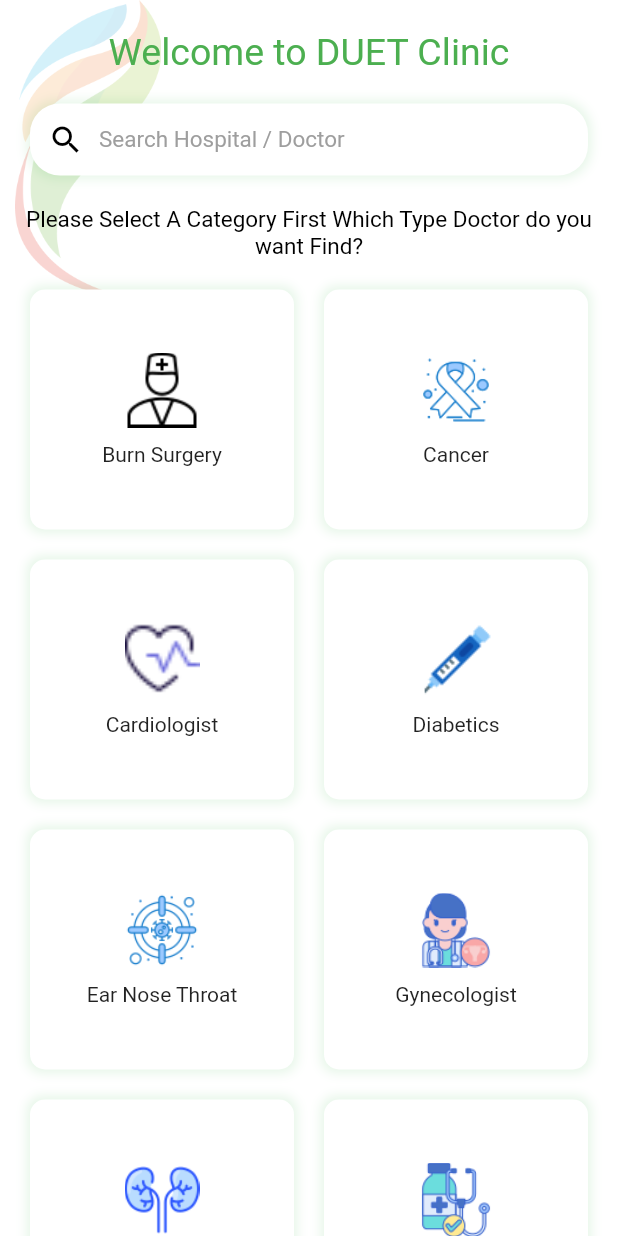
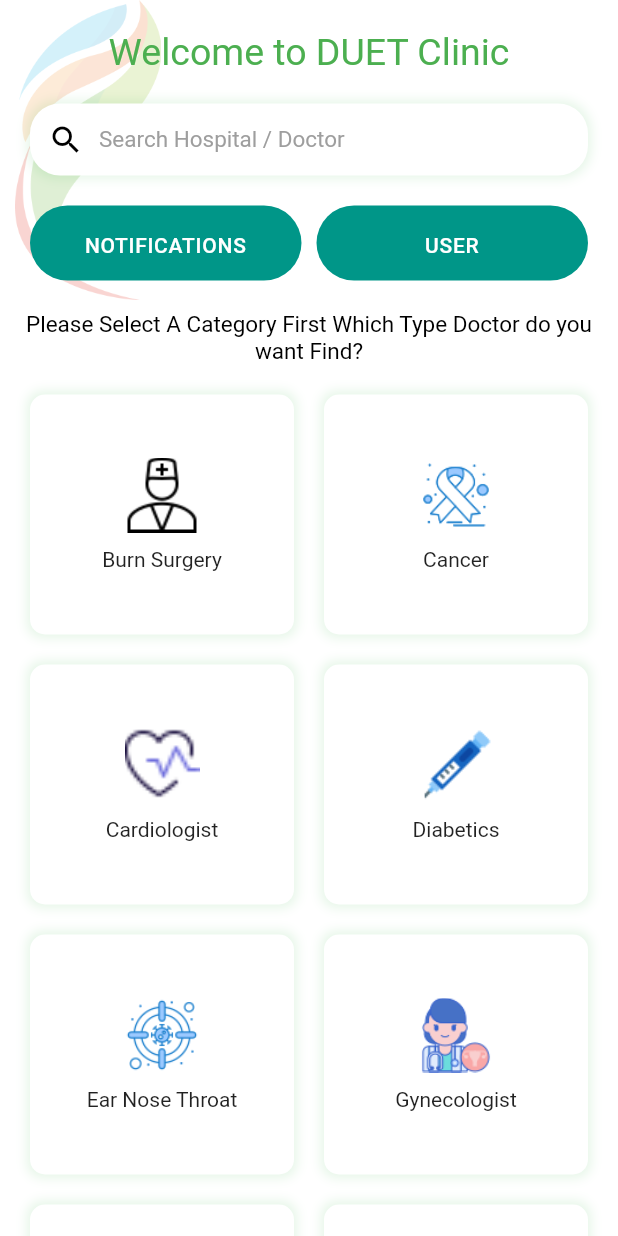
Before and after one commit to duetianmehedishuvo/DUET_Clinic_Flutter_Project, a Flutter app: the DashboardScreen screen opened directly, on a phone screen of 412 x 824 dp. Run offline on Flutter 3.47's test engine with Material 2 defaults, Android fonts, the phone set to English and light mode, and no system bars; our stand-ins replace cloud_firestore, firebase_auth, firebase_core, firebase_storage, google_sign_in, image_picker; accounts and stored records are empty.

Commit message:
finally DOne Version 01 CLinic Apps

```diff
--- a/lib/model/appointment.dart
+++ b/lib/model/appointment.dart
@@ -1,10 +1,9 @@
 import 'dart:io';
 
 class Appointment {
-  String name, gender, comment, stringimage, clinicName, doctorId, patientId, patientAppointmentId, doctorAppointmentId;
+  String name, gender, comment,  clinicName, doctorId, patientId, patientAppointmentId, doctorAppointmentId;
   int age, appointmentNumber;
   bool confirmed;
-  File? image;
 
   Appointment(
       {this.name='',
@@ -14,9 +13,7 @@ class Appointment {
       this.comment='',
       this.age=0,
       this.patientId='',
-      this.image,
       this.doctorId='',
-      this.stringimage='',
       this.clinicName='',
       this.confirmed=false,
       this.appointmentNumber=0});
--- a/lib/pages/doctorDashboard/confirmAppointment.dart
+++ b/lib/pages/doctorDashboard/confirmAppointment.dart
@@ -96,9 +96,7 @@ class _ConfirmAppointmentState extends State<ConfirmAppointment> {
                     const SizedBox(height: 30),
                     const Text('Payment Screenshot : ', style: TextStyle(fontSize: 18)),
                     const SizedBox(height: 20),
-                    Column(
-                        crossAxisAlignment: CrossAxisAlignment.start,
-                        children: [Image.network(widget.appointment!.stringimage, height: 800)]),
+
                     const SizedBox(height: 50),
                     !widget.isConfirmAppointment
                         ? FlatButton(
--- a/lib/pages/patientDashboard/dashboard_screen.dart
+++ b/lib/pages/patientDashboard/dashboard_screen.dart
@@ -1,4 +1,8 @@
 import 'package:duet_clinic/pages/patientDashboard/doctor_search_screen.dart';
+import 'package:duet_clinic/pages/patientDashboard/notification.dart';
+import 'package:duet_clinic/pages/patientDashboard/patientDashboard.dart';
+import 'package:duet_clinic/pages/patientDashboard/patientInfo.dart';
+import 'package:duet_clinic/pages/widgets/custom_button.dart';
 import 'package:duet_clinic/services/testProvider.dart';
 import 'package:flutter/material.dart';
 import 'package:provider/provider.dart';
@@ -14,7 +18,7 @@ class _DashboardScreenState extends State<DashboardScreen> {
   @override
   Widget build(BuildContext context) {
     final screenWidth = MediaQuery.of(context).size.width;
-    Provider.of<TestProvider>(context,listen: false).initializeAllShortDoctors();
+    Provider.of<TestProvider>(context, listen: false).initializeAllShortDoctors();
     return Directionality(
       textDirection: TextDirection.ltr,
       child: Scaffold(
@@ -73,6 +77,31 @@ class _DashboardScreenState extends State<DashboardScreen> {
                       ),
                     ),
                     const SizedBox(height: 20),
+                    Padding(
+                      padding: const EdgeInsets.symmetric(horizontal: 20),
+                      child: Row(
+                        children: [
+                          Expanded(
+                              child: CustomButton(
+                            btnTxt: 'Notifications',
+                            radius: 30,
+                            onTap: () {
+                              Navigator.of(context).push(MaterialPageRoute(builder: (_) => ShowNotification()));
+                            },
+                          )),
+                          SizedBox(width: 10),
+                          Expanded(
+                              child: CustomButton(
+                            btnTxt: 'User',
+                            radius: 30,
+                            onTap: () {
+                              Navigator.of(context).push(MaterialPageRoute(builder: (_) => PatientInfo()));
+                            },
+                          )),
+                        ],
+                      ),
+                    ),
+                    const SizedBox(height: 20),
                     Container(
                         padding: const EdgeInsets.symmetric(horizontal: 10),
                         child: const Text('Please Select A Category First Which Type Doctor do you want Find?',
@@ -85,7 +114,12 @@ class _DashboardScreenState extends State<DashboardScreen> {
                                 crossAxisCount: 2, crossAxisSpacing: 20, mainAxisSpacing: 20, childAspectRatio: 1.1),
                             itemCount: testProvider.categoryLists.length,
                             physics: const BouncingScrollPhysics(),
-                            itemBuilder: (context, index) => Container(
+                            itemBuilder: (context, index) => InkWell(
+                                  onTap: () {
+                                    Navigator.of(context).push(MaterialPageRoute(
+                                        builder: (_) => PatientDashboard(categoryType: testProvider.categoryLists[index])));
+                                  },
+                                  child: Container(
                                     alignment: Alignment.center,
                                     decoration: BoxDecoration(
                                       color: Colors.white,
@@ -106,6 +140,7 @@ class _DashboardScreenState extends State<DashboardScreen> {
                                         Text(testProvider.categoryLists[index])
                                       ],
                                     ),
+                                  ),
                                 )),
                       ),
                     )
--- /dev/null
+++ b/lib/pages/widgets/custom_button.dart
@@ -0,0 +1,92 @@
+import 'package:flutter/material.dart';
+
+class CustomButton extends StatelessWidget {
+  final VoidCallback? onTap;
+  final String? btnTxt;
+  final Color? backgroundColor;
+  final double? height;
+  final bool? isStroked;
+  final bool? isShowRightIcon;
+  final double? fontSize;
+  final double? radius;
+
+  const CustomButton(
+      {this.onTap,
+      @required this.btnTxt,
+      this.backgroundColor,
+      this.height = 50.0,
+      this.fontSize = 14.0,
+      this.isStroked = false,
+      this.isShowRightIcon = true,
+      this.radius = 4.0,
+      Key? key})
+      : super(key: key);
+
+  @override
+  Widget build(BuildContext context) {
+    return MaterialButton(
+      padding: EdgeInsets.zero,
+      onPressed: onTap,
+      child: Container(
+        height: height,
+        padding: const EdgeInsets.fromLTRB(16, 4, 16, 4),
+        alignment: Alignment.center,
+        child: Row(
+          mainAxisAlignment: MainAxisAlignment.spaceBetween,
+          children: [
+            Expanded(
+              child: globalText(btnTxt, context,
+                  textColor: isStroked! ? Colors.teal : Colors.white,
+                  isCentered: true,
+                  textAllCaps: true,
+                  fontSize: fontSize!),
+            ),
+          ],
+        ),
+        decoration: isStroked!
+            ? boxDecoration(bgColor: Colors.transparent, borderColor: Colors.teal)
+            : boxDecoration(bgColor: Colors.teal, radius: radius!),
+      ),
+    );
+  }
+}
+
+BoxDecoration boxDecoration(
+    {double radius = 2,
+    Color borderColor = Colors.transparent,
+    Color? bgColor,
+    Color? shadowColor = Colors.grey,
+    var showShadow = false}) {
+  return BoxDecoration(
+    color: bgColor ?? Colors.white,
+    boxShadow: showShadow
+        ? [BoxShadow(color: shadowColor!, offset: const Offset(0, 0), blurRadius: 15, spreadRadius: 3)]
+        : [const BoxShadow(color: Colors.transparent)],
+    border: Border.all(color: borderColor),
+    borderRadius: BorderRadius.all(Radius.circular(radius)),
+  );
+}
+
+Widget globalText(String? text, BuildContext context,
+    {double fontSize = 14,
+    Color? textColor,
+    var fontFamily,
+    var isCentered = false,
+    var maxLine = 1,
+    var latterSpacing = 0.5,
+    bool textAllCaps = false,
+    var isLongText = false,
+    bool lineThrough = false}) {
+  return Text(
+    textAllCaps ? text!.toUpperCase() : text!,
+    textAlign: isCentered ? TextAlign.center : TextAlign.start,
+    maxLines: isLongText ? null : maxLine,
+    overflow: TextOverflow.ellipsis,
+    style: TextStyle(
+        fontSize: fontSize,
+        color: textColor ?? Colors.teal,
+        height: 1.5,
+        letterSpacing: latterSpacing,
+        decoration: lineThrough ? TextDecoration.lineThrough : TextDecoration.none),
+  );
+}
```
Also changed, not shown: lib/pages/patientDashboard/AppointmentFormStatus.dart (+1 -9 lines), lib/pages/patientDashboard/bookAppointmentForm.dart (+3 -32 lines), lib/pages/patientDashboard/hospitalCard.dart (+44 -39 lines), lib/pages/patientDashboard/patientDashboard.dart (+19 -34 lines), lib/services/backend.dart (+2 -8 lines). Lines whose indentation alone changed are shown as unchanged.
